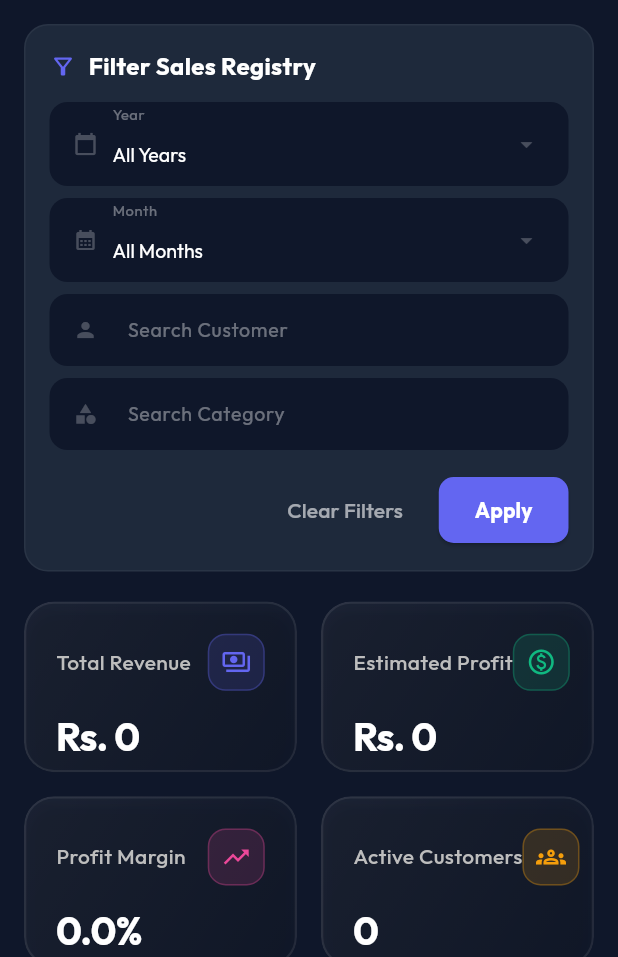
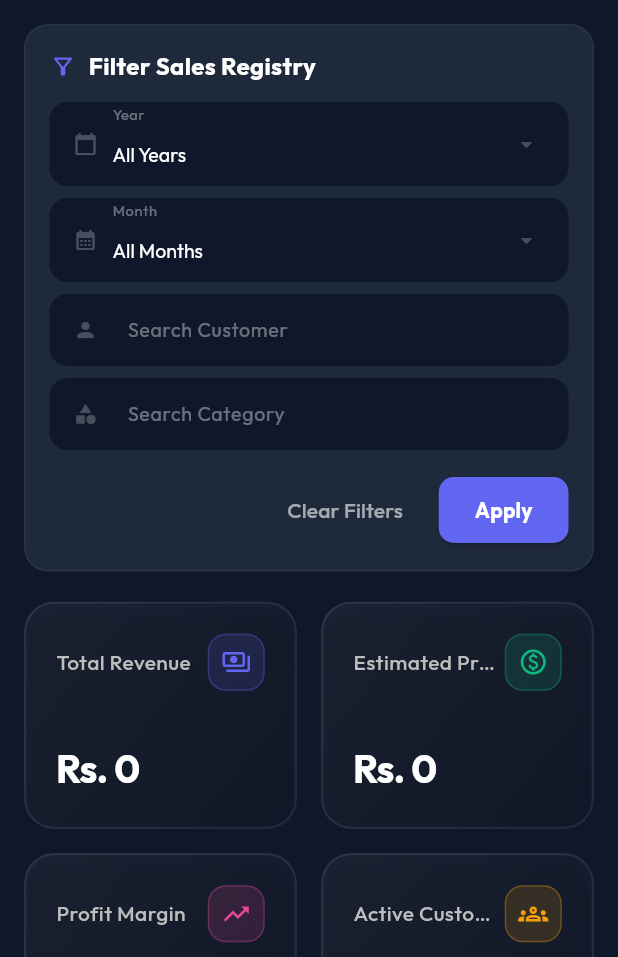
Before and after one commit to geminisubs09-ui/analytics, a Flutter app: the screen it shows after launch, on a phone screen of 412 x 824 dp, the part 279-1236 px from its top. Run offline on Flutter 3.47's test engine with Material 3 defaults, Android fonts, the phone set to English and light mode, and no system bars; our stand-ins replace file_picker, fl_chart, google_fonts; network calls fail.

Commit message:
Fix KPI grid cards metrics text overflow and clipping on mobile screens

```diff
--- a/frontend/lib/screens/dashboard_screen.dart
+++ b/frontend/lib/screens/dashboard_screen.dart
@@ -189,8 +189,8 @@ class _DashboardScreenState extends State<DashboardScreen> {
 
                     // KPI Grid
                     ResponsiveLayout(
-                      mobile: _buildKPIGrid(2, formattedRevenue, formattedProfit, formattedMargin, activeParties),
-                      desktop: _buildKPIGrid(4, formattedRevenue, formattedProfit, formattedMargin, activeParties),
+                      mobile: _buildKPIGrid(2, 1.2, formattedRevenue, formattedProfit, formattedMargin, activeParties),
+                      desktop: _buildKPIGrid(4, 1.6, formattedRevenue, formattedProfit, formattedMargin, activeParties),
                     ),
                     const SizedBox(height: 24),
 
@@ -427,14 +427,14 @@ class _DashboardScreenState extends State<DashboardScreen> {
     );
   }
 
-  Widget _buildKPIGrid(int crossAxisCount, String revenue, String profit, String margin, int customers) {
+  Widget _buildKPIGrid(int crossAxisCount, double aspectRatio, String revenue, String profit, String margin, int customers) {
     return GridView.count(
       crossAxisCount: crossAxisCount,
       crossAxisSpacing: 16,
       mainAxisSpacing: 16,
       shrinkWrap: true,
       physics: const NeverScrollableScrollPhysics(),
-      childAspectRatio: 1.6,
+      childAspectRatio: aspectRatio,
       children: [
         MetricCard(
           title: 'Total Revenue',
--- a/frontend/lib/widgets/metric_card.dart
+++ b/frontend/lib/widgets/metric_card.dart
@@ -27,6 +27,16 @@ class MetricCard extends StatelessWidget {
       Colors.white.withOpacity(0.01),
     ];
 
+    return LayoutBuilder(
+      builder: (context, constraints) {
+        final isCompact = constraints.maxWidth < 180;
+        final cardPadding = isCompact ? 12.0 : 20.0;
+        final iconSize = isCompact ? 16.0 : 20.0;
+        final titleFontSize = isCompact ? 11.0 : 14.0;
+        final valueFontSize = isCompact ? 18.0 : 26.0;
+        final verticalSpacing = isCompact ? 8.0 : 12.0;
+        final iconContainerPadding = isCompact ? 6.0 : 8.0;
+
         return ClipRRect(
           borderRadius: BorderRadius.circular(20),
           child: BackdropFilter(
@@ -51,21 +61,27 @@ class MetricCard extends StatelessWidget {
                   ),
                 ],
               ),
-          padding: const EdgeInsets.all(20),
+              padding: EdgeInsets.all(cardPadding),
               child: Column(
                 crossAxisAlignment: CrossAxisAlignment.start,
+                mainAxisAlignment: MainAxisAlignment.spaceBetween,
                 children: [
                   Row(
                     mainAxisAlignment: MainAxisAlignment.spaceBetween,
                     children: [
-                  Text(
+                      Expanded(
+                        child: Text(
                           title,
+                          maxLines: 1,
+                          overflow: TextOverflow.ellipsis,
                           style: GoogleFonts.outfit(
                             color: Colors.grey[400],
-                      fontSize: 14,
+                            fontSize: titleFontSize,
                             fontWeight: FontWeight.w500,
                           ),
                         ),
+                      ),
+                      const SizedBox(width: 4),
                       Container(
                         decoration: BoxDecoration(
                           color: accentColor.withOpacity(0.15),
@@ -75,32 +91,44 @@ class MetricCard extends StatelessWidget {
                             width: 1.0,
                           ),
                         ),
-                    padding: const EdgeInsets.all(8),
+                        padding: EdgeInsets.all(iconContainerPadding),
                         child: Icon(
                           icon,
                           color: accentColor,
-                      size: 20,
+                          size: iconSize,
                         ),
                       ),
                     ],
                   ),
-              const SizedBox(height: 12),
-              Text(
+                  SizedBox(height: verticalSpacing),
+                  Expanded(
+                    child: Align(
+                      alignment: Alignment.bottomLeft,
+                      child: FittedBox(
+                        fit: BoxFit.scaleDown,
+                        alignment: Alignment.bottomLeft,
+                        child: Text(
                           value,
+                          maxLines: 1,
                           style: GoogleFonts.outfit(
                             color: Colors.white,
-                  fontSize: 26,
+                            fontSize: valueFontSize,
                             fontWeight: FontWeight.bold,
                             letterSpacing: -0.5,
                           ),
                         ),
+                      ),
+                    ),
+                  ),
                   if (subtitle != null) ...[
-                const SizedBox(height: 8),
+                    SizedBox(height: verticalSpacing / 2),
                     Text(
                       subtitle!,
+                      maxLines: 1,
+                      overflow: TextOverflow.ellipsis,
                       style: GoogleFonts.outfit(
                         color: Colors.grey[500],
-                    fontSize: 12,
+                        fontSize: 10,
                         fontWeight: FontWeight.w400,
                       ),
                     ),
@@ -110,5 +138,7 @@ class MetricCard extends StatelessWidget {
             ),
           ),
         );
+      },
+    );
   }
 }
```
Lines whose indentation alone changed are shown as unchanged.
